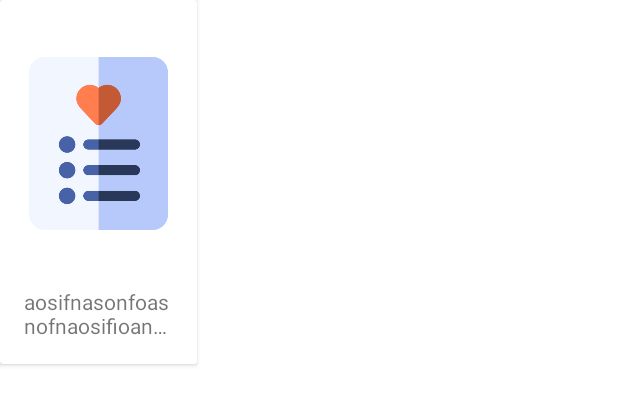
After one commit to MychalClark/GameLibrary, an Android app: the layout profile_games_layout.xml on its own in the app's theme, with its tools: preview values and no code run, on a phone screen of 412 x 824 dp. The commit adds this screen. Shown: the top 405 px of the screen. Run offline under Robolectric (Android 15) with nearby library versions, the phone set to English and light mode, and no system bars.

Commit message:
WishList and GameLibrary adding working

```diff
--- a/GameLibrary/app/src/main/java/edu/ranken/mychal_clark/gamelibrary/GameListActivity.java
+++ b/GameLibrary/app/src/main/java/edu/ranken/mychal_clark/gamelibrary/GameListActivity.java
@@ -94,9 +94,6 @@ public class GameListActivity extends AppCompatActivity {
             gamesAdapter.setGames(games);
         });
 
-        model.getChoices().observe(this, (choices) -> {
-            gamesAdapter.setChoice(choices);
-        });
 
 
         model.getConsoles().observe(this, (consoles) -> {
--- a/GameLibrary/app/src/main/res/layout/activity_my_profile.xml
+++ b/GameLibrary/app/src/main/res/layout/activity_my_profile.xml
@@ -153,6 +153,12 @@
                 android:textAlignment="center"
                 tools:text="2309sdf09375023DKFJ750923570" />
 
+            <androidx.recyclerview.widget.RecyclerView
+                android:id="@+id/libraryRecycler"
+                android:layout_width="match_parent"
+                android:layout_height="wrap_content"
+                 />
+
         </LinearLayout>
     </ScrollView>
 
--- /dev/null
+++ b/GameLibrary/app/src/main/res/layout/profile_games_layout.xml
@@ -0,0 +1,34 @@
+<?xml version="1.0" encoding="utf-8"?>
+<androidx.cardview.widget.CardView xmlns:android="http://schemas.android.com/apk/res/android"
+    xmlns:app="http://schemas.android.com/apk/res-auto"
+    xmlns:tools="http://schemas.android.com/tools"
+    android:layout_width="wrap_content"
+    android:layout_height="wrap_content">
+
+    <androidx.constraintlayout.widget.ConstraintLayout
+        android:layout_width="match_parent"
+        android:layout_height="match_parent"
+        android:layout_margin="8dp">
+
+
+        <ImageView
+            android:id="@+id/profileGameImage"
+            android:layout_width="115dp"
+            android:layout_height="175dp"
+            app:srcCompat="@drawable/wishlist" />
+
+        <TextView
+            android:id="@+id/profileGameText"
+            android:layout_width="0dp"
+            android:layout_height="wrap_content"
+            android:layout_margin="8dp"
+            android:ellipsize="end"
+            android:maxLines="2"
+            app:layout_constraintBottom_toBottomOf="parent"
+            app:layout_constraintEnd_toEndOf="@+id/profileGameImage"
+            app:layout_constraintStart_toStartOf="parent"
+            app:layout_constraintTop_toBottomOf="@+id/profileGameImage"
+            tools:text="aosifnasonfoasnofnaosifioanonafonafoiasoifnoanfs" />
+    </androidx.constraintlayout.widget.ConstraintLayout>
+
+</androidx.cardview.widget.CardView>
```
Also changed, not shown: GameLibrary/app/src/main/java/edu/ranken/mychal_clark/gamelibrary/MyProfileActivity.java (+18 -0 lines), GameLibrary/app/src/main/java/edu/ranken/mychal_clark/gamelibrary/data/GameChoiceValue.java (deleted, +0 -31 lines), GameLibrary/app/src/main/java/edu/ranken/mychal_clark/gamelibrary/data/Library.java (+12 -5 lines), GameLibrary/app/src/main/java/edu/ranken/mychal_clark/gamelibrary/ui/GameListAdapter.java (+19 -13 lines), GameLibrary/app/src/main/java/edu/ranken/mychal_clark/gamelibrary/ui/GameListModel.java (+108 -19 lines), GameLibrary/app/src/main/java/edu/ranken/mychal_clark/gamelibrary/ui/MyProfileViewModel.java (+33 -4 lines), GameLibrary/app/src/main/java/edu/ranken/mychal_clark/gamelibrary/ui/ProfileGameAdapter.java (added, +88 -0 lines), GameLibrary/app/src/main/java/edu/ranken/mychal_clark/gamelibrary/ui/ProfileGameViewHolder.java (added, +18 -0 lines).
